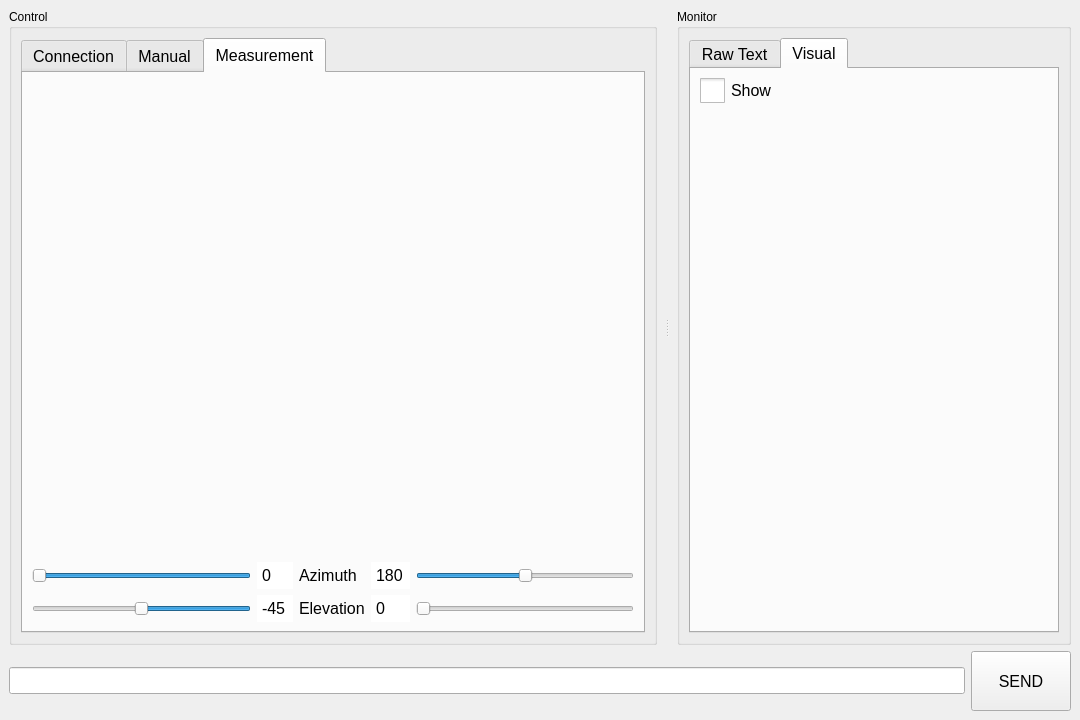
This is UI/UI_Mainwindow.ui in garid3000/giguic as Qt 5 draws it before an edit. The edited form follows.
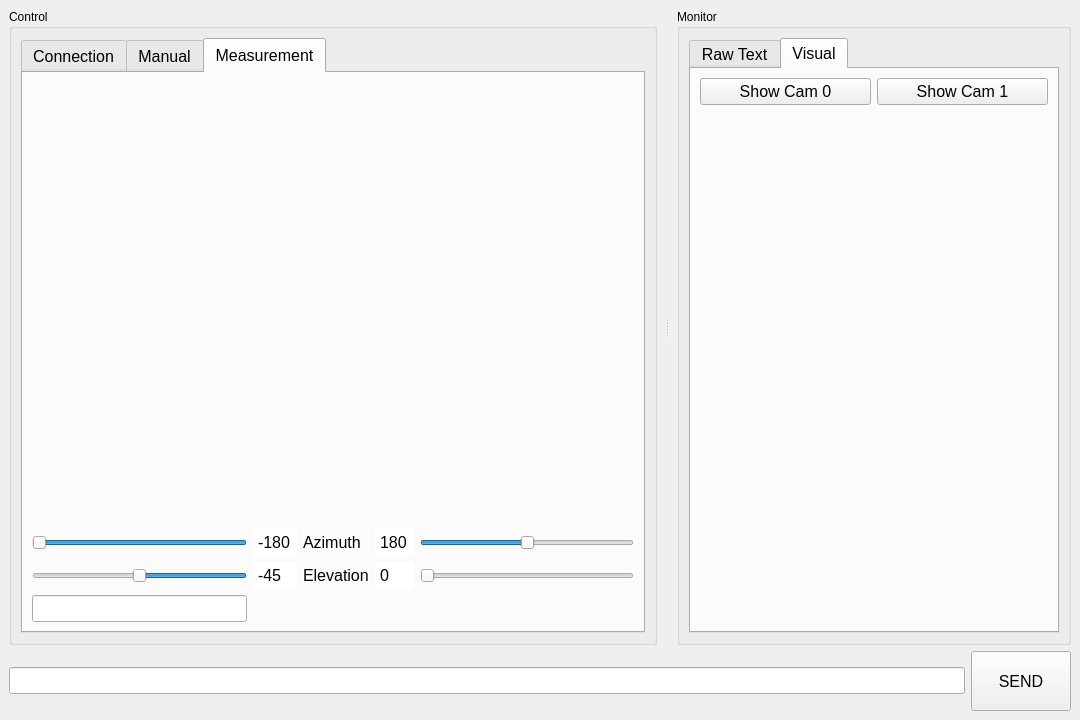
This is the edited form. The open tabs and pages were chosen to show the change. Icons and pictures are not drawn. Custom widgets are drawn as their Qt base class.

Commit message: Runnable v4l2 expo changer

What changed in the file:
```diff
--- a/UI/UI_Mainwindow.ui
+++ b/UI/UI_Mainwindow.ui
@@ -39,7 +39,7 @@
   <widget class="QWidget" name="centralwidget">
    <layout class="QGridLayout" name="gridLayout">
     <item row="2" column="1">
-     <widget class="QPushButton" name="pushButton">
+     <widget class="QPushButton" name="pb_send_cmd">
       <property name="minimumSize">
        <size>
         <width>100</width>
@@ -79,7 +79,7 @@
            <enum>QTabWidget::Rounded</enum>
           </property>
           <property name="currentIndex">
-           <number>2</number>
+           <number>1</number>
           </property>
           <property name="iconSize">
            <size>
@@ -101,6 +101,63 @@
             <string>Connection</string>
            </attribute>
            <layout class="QGridLayout" name="gridLayout_5">
+            <item row="0" column="6">
+             <widget class="QSpinBox" name="ip_4">
+              <property name="minimumSize">
+               <size>
+                <width>100</width>
+                <height>50</height>
+               </size>
+              </property>
+              <property name="font">
+               <font>
+                <family>Monospace</family>
+                <pointsize>12</pointsize>
+               </font>
+              </property>
+              <property name="maximum">
+               <number>255</number>
+              </property>
+              <property name="value">
+               <number>2</number>
+              </property>
+             </widget>
+            </item>
+            <item row="0" column="2">
+             <widget class="QSpinBox" name="ip_2">
+              <property name="minimumSize">
+               <size>
+                <width>100</width>
+                <height>50</height>
+               </size>
+              </property>
+              <property name="font">
+               <font>
+                <family>Monospace</family>
+                <pointsize>12</pointsize>
+               </font>
+              </property>
+              <property name="maximum">
+               <number>255</number>
+              </property>
+              <property name="value">
+               <number>168</number>
+              </property>
+             </widget>
+            </item>
+            <item row="0" column="5">
+             <widget class="QLabel" name="label_9">
+              <property name="sizePolicy">
+               <sizepolicy hsizetype="Fixed" vsizetype="Fixed">
+                <horstretch>0</horstretch>
+                <verstretch>0</verstretch>
+               </sizepolicy>
+              </property>
+              <property name="text">
+               <string>.</string>
+              </property>
+             </widget>
+            </item>
             <item row="0" column="0">
              <widget class="QSpinBox" name="ip_1">
               <property name="minimumSize">
@@ -148,41 +205,6 @@
               </property>
              </widget>
             </item>
-            <item row="0" column="2">
-             <widget class="QSpinBox" name="ip_2">
-              <property name="minimumSize">
-               <size>
-                <width>100</width>
-                <height>50</height>
-               </size>
-              </property>
-              <property name="font">
-               <font>
-                <family>Monospace</family>
-                <pointsize>12</pointsize>
-               </font>
-              </property>
-              <property name="maximum">
-               <number>255</number>
-              </property>
-              <property name="value">
-               <number>168</number>
-              </property>
-             </widget>
-            </item>
-            <item row="0" column="3">
-             <widget class="QLabel" name="label_8">
-              <property name="sizePolicy">
-               <sizepolicy hsizetype="Fixed" vsizetype="Fixed">
-                <horstretch>0</horstretch>
-                <verstretch>0</verstretch>
-               </sizepolicy>
-              </property>
-              <property name="text">
-               <string>.</string>
-              </property>
-             </widget>
-            </item>
             <item row="0" column="4">
              <widget class="QSpinBox" name="ip_3">
               <property name="minimumSize">
@@ -205,8 +227,8 @@
               </property>
              </widget>
             </item>
-            <item row="0" column="5">
-             <widget class="QLabel" name="label_9">
+            <item row="0" column="3">
+             <widget class="QLabel" name="label_8">
               <property name="sizePolicy">
                <sizepolicy hsizetype="Fixed" vsizetype="Fixed">
                 <horstretch>0</horstretch>
@@ -218,48 +240,6 @@
               </property>
              </widget>
             </item>
-            <item row="0" column="6">
-             <widget class="QSpinBox" name="ip_4">
-              <property name="minimumSize">
-               <size>
-                <width>100</width>
-                <height>50</height>
-               </size>
-              </property>
-              <property name="font">
-               <font>
-                <family>Monospace</family>
-                <pointsize>12</pointsize>
-               </font>
-              </property>
-              <property name="maximum">
-               <number>255</number>
-              </property>
-              <property name="value">
-               <number>2</number>
-              </property>
-             </widget>
-            </item>
-            <item row="1" column="0" colspan="7">
-             <widget class="QPushButton" name="Set">
-              <property name="minimumSize">
-               <size>
-                <width>0</width>
-                <height>100</height>
-               </size>
-              </property>
-              <property name="text">
-               <string>PushButton</string>
-              </property>
-             </widget>
-            </item>
-            <item row="2" column="0" colspan="7">
-             <widget class="QProgressBar" name="progressBar">
-              <property name="value">
-               <number>24</number>
-              </property>
-             </widget>
-            </item>
            </layout>
           </widget>
           <widget class="QWidget" name="tab_2">
@@ -330,7 +310,7 @@
                <number>0</number>
               </property>
               <property name="maximum">
-               <number>12</number>
+               <number>11</number>
               </property>
               <property name="orientation">
                <enum>Qt::Horizontal</enum>
@@ -455,9 +435,9 @@
              </widget>
             </item>
             <item row="6" column="3" colspan="2">
-             <widget class="QPushButton" name="pushButton_3">
+             <widget class="QPushButton" name="pb_capture_shot">
               <property name="text">
-               <string>Camera</string>
+               <string>Camera Shot</string>
               </property>
              </widget>
             </item>
@@ -515,9 +495,9 @@
              </widget>
             </item>
             <item row="6" column="0" colspan="2">
-             <widget class="QPushButton" name="pushButton_2">
+             <widget class="QPushButton" name="pb_motor_zeroing">
               <property name="text">
-               <string>Orientation Sensor</string>
+               <string>Set curret to 0</string>
               </property>
              </widget>
             </item>
@@ -568,10 +548,10 @@
             <string>Measurement</string>
            </attribute>
            <layout class="QGridLayout" name="gridLayout_4">
-            <item row="1" column="3">
-             <widget class="QSpinBox" name="spinBox_6">
-              <property name="buttonSymbols">
-               <enum>QAbstractSpinBox::NoButtons</enum>
+            <item row="1" column="0">
+             <widget class="QSlider" name="hs_azi_0">
+              <property name="minimum">
+               <number>0</number>
               </property>
               <property name="maximum">
                <number>180</number>
@@ -579,117 +559,39 @@
               <property name="value">
                <number>180</number>
               </property>
+              <property name="orientation">
+               <enum>Qt::Horizontal</enum>
+              </property>
+              <property name="invertedAppearance">
+               <bool>true</bool>
+              </property>
              </widget>
             </item>
-            <item row="1" column="1">
-             <widget class="QSpinBox" name="spinBox_5">
-              <property name="buttonSymbols">
-               <enum>QAbstractSpinBox::NoButtons</enum>
-              </property>
-              <property name="maximum">
-               <number>0</number>
-              </property>
-             </widget>
+            <item row="4" column="0">
+             <widget class="QLineEdit" name="qe_tag"/>
             </item>
             <item row="1" column="2">
-             <widget class="QLabel" name="label_5">
+             <widget class="QLabel" name="_l">
               <property name="text">
                <string>Azimuth </string>
               </property>
              </widget>
             </item>
-            <item row="3" column="0">
-             <widget class="QSlider" name="horizontalSlider_4">
-              <property name="maximum">
-               <number>90</number>
-              </property>
-              <property name="pageStep">
-               <number>1</number>
-              </property>
-              <property name="value">
-               <number>45</number>
-              </property>
-              <property name="orientation">
-               <enum>Qt::Horizontal</enum>
-              </property>
-              <property name="invertedAppearance">
-               <bool>true</bool>
-              </property>
-              <property name="invertedControls">
-               <bool>false</bool>
-              </property>
-             </widget>
-            </item>
-            <item row="1" column="0">
-             <widget class="QSlider" name="horizontalSlider_2">
-              <property name="minimum">
-               <number>0</number>
-              </property>
-              <property name="maximum">
-               <number>180</number>
-              </property>
-              <property name="value">
-               <number>180</number>
-              </property>
-              <property name="orientation">
-               <enum>Qt::Horizontal</enum>
-              </property>
-              <property name="invertedAppearance">
-               <bool>true</bool>
-              </property>
-             </widget>
-            </item>
-            <item row="3" column="1">
-             <widget class="QSpinBox" name="spinBox_7">
+            <item row="1" column="3">
+             <widget class="QSpinBox" name="sb_azi_1">
               <property name="buttonSymbols">
                <enum>QAbstractSpinBox::NoButtons</enum>
               </property>
-              <property name="minimum">
-               <number>-90</number>
-              </property>
               <property name="maximum">
-               <number>0</number>
+               <number>180</number>
               </property>
-              <property name="singleStep">
-               <number>1</number>
-              </property>
               <property name="value">
-               <number>-45</number>
-              </property>
-             </widget>
-            </item>
-            <item row="3" column="2">
-             <widget class="QLabel" name="label_6">
-              <property name="text">
-               <string>Elevation</string>
-              </property>
-             </widget>
-            </item>
-            <item row="3" column="3">
-             <widget class="QSpinBox" name="spinBox_8">
-              <property name="buttonSymbols">
-               <enum>QAbstractSpinBox::NoButtons</enum>
-              </property>
-              <property name="maximum">
-               <number>45</number>
-              </property>
-             </widget>
-            </item>
-            <item row="3" column="4">
-             <widget class="QSlider" name="horizontalSlider_3">
-              <property name="minimum">
-               <number>0</number>
-              </property>
-              <property name="maximum">
-               <number>45</number>
-              </property>
-              <property name="orientation">
-               <enum>Qt::Horizontal</enum>
+               <number>180</number>
               </property>
              </widget>
             </item>
             <item row="1" column="4">
-             <widget class="QSlider" name="horizontalSlider">
+             <widget class="QSlider" name="hs_azi_1">
               <property name="maximum">
                <number>180</number>
               </property>
@@ -701,9 +603,96 @@
               </property>
              </widget>
             </item>
+            <item row="3" column="3">
+             <widget class="QSpinBox" name="sb_elv_1">
+              <property name="buttonSymbols">
+               <enum>QAbstractSpinBox::NoButtons</enum>
+              </property>
+              <property name="maximum">
+               <number>45</number>
+              </property>
+             </widget>
+            </item>
+            <item row="3" column="0">
+             <widget class="QSlider" name="hs_elv_0">
+              <property name="maximum">
+               <number>90</number>
+              </property>
+              <property name="pageStep">
+               <number>1</number>
+              </property>
+              <property name="value">
+               <number>45</number>
+              </property>
+              <property name="orientation">
+               <enum>Qt::Horizontal</enum>
+              </property>
+              <property name="invertedAppearance">
+               <bool>true</bool>
+              </property>
+              <property name="invertedControls">
+               <bool>false</bool>
+              </property>
+             </widget>
+            </item>
             <item row="0" column="3" colspan="2">
              <widget class="GLViewWidget" name="widget" native="true"/>
             </item>
+            <item row="3" column="2">
+             <widget class="QLabel" name="_l_2">
+              <property name="text">
+               <string>Elevation</string>
+              </property>
+             </widget>
+            </item>
+            <item row="1" column="1">
+             <widget class="QSpinBox" name="sb_azi_0">
+              <property name="buttonSymbols">
+               <enum>QAbstractSpinBox::NoButtons</enum>
+              </property>
+              <property name="minimum">
+               <number>-180</number>
+              </property>
+              <property name="maximum">
+               <number>0</number>
+              </property>
+              <property name="value">
+               <number>-180</number>
+              </property>
+             </widget>
+            </item>
+            <item row="3" column="1">
+             <widget class="QSpinBox" name="sb_elv_0">
+              <property name="buttonSymbols">
+               <enum>QAbstractSpinBox::NoButtons</enum>
+              </property>
+              <property name="minimum">
+               <number>-90</number>
+              </property>
+              <property name="maximum">
+               <number>0</number>
+              </property>
+              <property name="singleStep">
+               <number>1</number>
+              </property>
+              <property name="value">
+               <number>-45</number>
+              </property>
+             </widget>
+            </item>
+            <item row="3" column="4">
+             <widget class="QSlider" name="hs_elv_1">
+              <property name="minimum">
+               <number>0</number>
+              </property>
+              <property name="maximum">
+               <number>45</number>
+              </property>
+              <property name="orientation">
+               <enum>Qt::Horizontal</enum>
+              </property>
+             </widget>
+            </item>
            </layout>
           </widget>
          </widget>
@@ -718,7 +707,7 @@
         <item row="0" column="0">
          <widget class="QTabWidget" name="tabWidget_2">
           <property name="currentIndex">
-           <number>1</number>
+           <number>0</number>
           </property>
           <widget class="QWidget" name="tab_4">
            <attribute name="title">
@@ -726,7 +715,7 @@
            </attribute>
            <layout class="QVBoxLayout" name="verticalLayout_2">
             <item>
-             <widget class="QTextBrowser" name="textBrowser"/>
+             <widget class="QTextBrowser" name="text_output"/>
             </item>
            </layout>
           </widget>
@@ -734,16 +723,23 @@
            <attribute name="title">
             <string>Visual</string>
            </attribute>
-           <layout class="QVBoxLayout" name="verticalLayout">
-            <item>
-             <widget class="QCheckBox" name="checkBox">
+           <layout class="QGridLayout" name="gridLayout_7">
+            <item row="0" column="0">
+             <widget class="QPushButton" name="pb_get_cam0">
               <property name="text">
-               <string>Show</string>
+               <string>Show Cam 0</string>
               </property>
              </widget>
             </item>
-            <item>
-             <widget class="PlotWidget" name="widget_2" native="true"/>
+            <item row="0" column="1">
+             <widget class="QPushButton" name="pb_get_cam1">
+              <property name="text">
+               <string>Show Cam 1</string>
+              </property>
+             </widget>
+            </item>
+            <item row="1" column="0" colspan="2">
+             <widget class="ImageView" name="image_view" native="true"/>
             </item>
            </layout>
           </widget>
@@ -874,7 +870,7 @@
    <container>1</container>
   </customwidget>
   <customwidget>
-   <class>PlotWidget</class>
+   <class>ImageView</class>
    <extends>QWidget</extends>
    <header>pyqtgraph</header>
    <container>1</container>
```
The commit also changes 2 other files.
